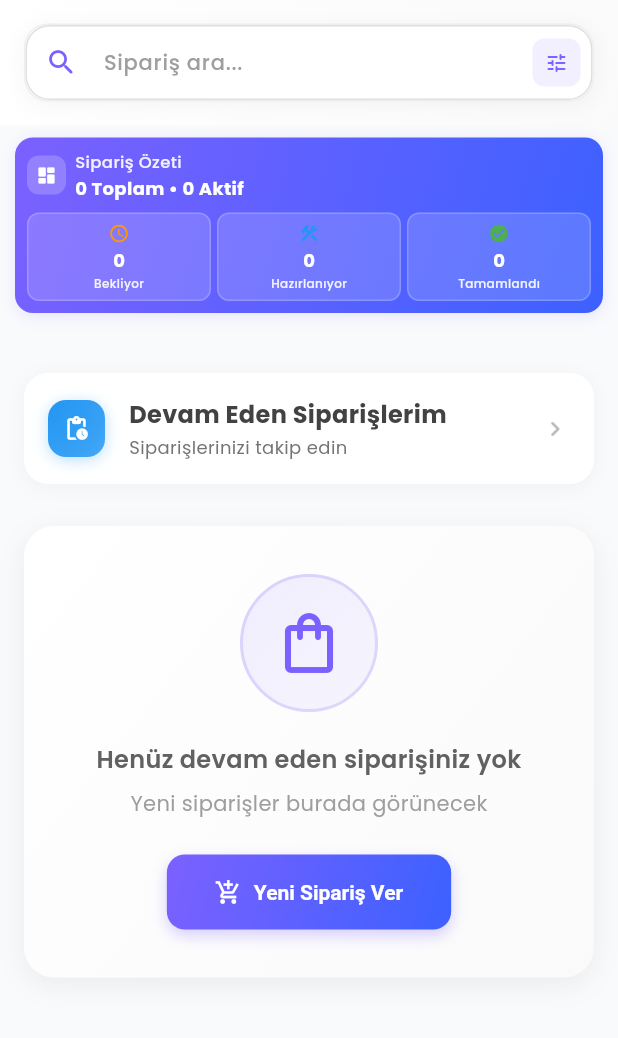
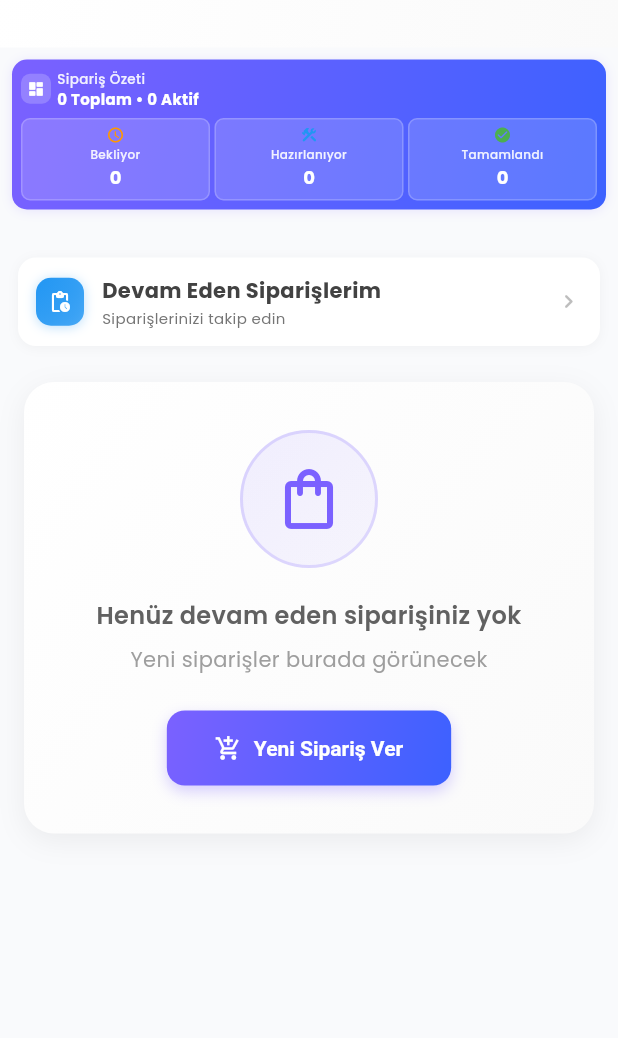
Before and after one commit to Josepharis/siparis, a Flutter app: the CustomerDashboardTab screen opened directly, on a phone screen of 412 x 824 dp, the part 131-1169 px from its top. Run offline on Flutter 3.47's test engine with Material 3 defaults, Android fonts, the phone set to English and light mode, and no system bars; our stand-ins replace cloud_firestore, firebase_auth, firebase_core, firebase_storage, fl_chart, google_fonts and 3 more; accounts and stored records are empty.

Commit message:
feat: Müşteri ekranları kapsamlı responsive düzeltmeleri - Dashboard arama kaldırıldı, sipariş özeti düzeltildi, yakın/uzak butonları kısaltıldı, firmalar arama stabilize edildi, taslak firmalar kaldırıldı, işlemler ve ödemeler sekmesi telefon için optimize edildi

```diff
--- a/lib/customer/screens/tabs/customer_dashboard_tab.dart
+++ b/lib/customer/screens/tabs/customer_dashboard_tab.dart
@@ -221,7 +221,7 @@ class _CustomerDashboardTabState extends State<CustomerDashboardTab> {
                 ),
               ),
 
-              // Arama kutusu ve tarih
+              // Sadece tarih göstergesi
               SliverToBoxAdapter(
                 child: Container(
                   decoration: BoxDecoration(
@@ -273,59 +273,6 @@ class _CustomerDashboardTabState extends State<CustomerDashboardTab> {
                             ),
                           ),
                         ),
-
-                      // Arama kutusu
-                      Container(
-                        height: 52,
-                        decoration: BoxDecoration(
-                          color: Colors.white,
-                          borderRadius: BorderRadius.circular(16),
-                          border: Border.all(color: Colors.grey[200]!),
-                          boxShadow: [
-                            BoxShadow(
-                              color: Colors.black.withOpacity(0.04),
-                              blurRadius: 10,
-                              offset: const Offset(0, 2),
-                            ),
-                          ],
-                        ),
-                        child: TextField(
-                          decoration: InputDecoration(
-                            hintText: 'Sipariş ara...',
-                            border: InputBorder.none,
-                            contentPadding: const EdgeInsets.symmetric(
-                                horizontal: 16, vertical: 16),
-                            prefixIcon: Container(
-                              padding: const EdgeInsets.all(12),
-                              child: Icon(
-                                Icons.search_rounded,
-                                color: AppTheme.primaryColor,
-                                size: 22,
-                              ),
-                            ),
-                            suffixIcon: Container(
-                              padding: const EdgeInsets.all(8),
-                              child: Container(
-                                padding: const EdgeInsets.all(6),
-                                decoration: BoxDecoration(
-                                  color: AppTheme.primaryColor.withOpacity(0.1),
-                                  borderRadius: BorderRadius.circular(8),
-                                ),
-                                child: Icon(
-                                  Icons.tune_rounded,
-                                  color: AppTheme.primaryColor,
-                                  size: 16,
-                                ),
-                              ),
-                            ),
-                            hintStyle: TextStyle(
-                              color: Colors.grey[500],
-                              fontSize: 14,
-                              fontWeight: FontWeight.w500,
-                            ),
-                          ),
-                        ),
-                      ),
                     ],
                   ),
                 ),
@@ -339,6 +286,7 @@ class _CustomerDashboardTabState extends State<CustomerDashboardTab> {
                     waiting: waitingOrders.length,
                     processing: processingOrders.length,
                     completed: completedOrders.length,
+                    processingProducts: processingOrders,
                   ),
                 ),
               ),
@@ -475,20 +423,21 @@ class _CustomerDashboardTabState extends State<CustomerDashboardTab> {
     required int waiting,
     required int processing,
     required int completed,
+    required List<Order> processingProducts,
   }) {
-    final orderProvider = Provider.of<OrderProvider>(context, listen: false);
+    final isSmallScreen = MediaQuery.of(context).size.width < 600;
     final totalOrders = waiting + processing + completed;
     final activeOrders = waiting + processing;
 
     // Hazırlanıyor durumundaki ürünleri al
-    final processingProducts = orderProvider.processingOrders
+    final processingProductsList = processingProducts
         .expand((order) => order.items)
         .map((item) => item.product.name)
         .take(3)
         .toList();
 
     return Container(
-      margin: const EdgeInsets.symmetric(horizontal: 10),
+      margin: EdgeInsets.symmetric(horizontal: isSmallScreen ? 8 : 10),
       decoration: BoxDecoration(
         gradient: LinearGradient(
           begin: Alignment.topLeft,
@@ -498,17 +447,17 @@ class _CustomerDashboardTabState extends State<CustomerDashboardTab> {
             AppTheme.primaryColor.withBlue(255).withRed(60),
           ],
         ),
-        borderRadius: BorderRadius.circular(12),
+        borderRadius: BorderRadius.circular(isSmallScreen ? 10 : 12),
         boxShadow: [
           BoxShadow(
             color: AppTheme.primaryColor.withOpacity(0.15),
-            blurRadius: 8,
-            offset: const Offset(0, 2),
+            blurRadius: isSmallScreen ? 6 : 8,
+            offset: Offset(0, isSmallScreen ? 1 : 2),
           ),
         ],
       ),
       child: Container(
-        padding: const EdgeInsets.all(8),
+        padding: EdgeInsets.all(isSmallScreen ? 6 : 8),
         child: Column(
           mainAxisSize: MainAxisSize.min,
           children: [
@@ -516,18 +465,18 @@ class _CustomerDashboardTabState extends State<CustomerDashboardTab> {
             Row(
               children: [
                 Container(
-                  padding: const EdgeInsets.all(6),
+                  padding: EdgeInsets.all(isSmallScreen ? 4 : 6),
                   decoration: BoxDecoration(
                     color: Colors.white.withOpacity(0.2),
-                    borderRadius: BorderRadius.circular(8),
+                    borderRadius: BorderRadius.circular(isSmallScreen ? 6 : 8),
                   ),
-                  child: const Icon(
+                  child: Icon(
                     Icons.dashboard_rounded,
                     color: Colors.white,
-                    size: 14,
+                    size: isSmallScreen ? 12 : 14,
                   ),
                 ),
-                const SizedBox(width: 6),
+                SizedBox(width: isSmallScreen ? 4 : 6),
                 Expanded(
                   child: Column(
                     crossAxisAlignment: CrossAxisAlignment.start,
@@ -536,16 +485,16 @@ class _CustomerDashboardTabState extends State<CustomerDashboardTab> {
                         'Sipariş Özeti',
                         style: TextStyle(
                           color: Colors.white.withOpacity(0.9),
-                          fontSize: 11,
+                          fontSize: isSmallScreen ? 9 : 11,
                           fontWeight: FontWeight.w500,
                         ),
                       ),
-                      const SizedBox(height: 1),
+                      SizedBox(height: isSmallScreen ? 0 : 1),
                       Text(
                         '$totalOrders Toplam • $activeOrders Aktif',
-                        style: const TextStyle(
+                        style: TextStyle(
                           color: Colors.white,
-                          fontSize: 12,
+                          fontSize: isSmallScreen ? 10 : 12,
                           fontWeight: FontWeight.bold,
                         ),
                       ),
@@ -555,7 +504,7 @@ class _CustomerDashboardTabState extends State<CustomerDashboardTab> {
               ],
             ),
 
-            const SizedBox(height: 8),
+            SizedBox(height: isSmallScreen ? 6 : 8),
 
             // Kompakt durum kartları
             Row(
@@ -566,37 +515,40 @@ class _CustomerDashboardTabState extends State<CustomerDashboardTab> {
                     waiting.toString(),
                     Colors.orange,
                     Icons.schedule_rounded,
+                    isSmallScreen,
                   ),
                 ),
-                const SizedBox(width: 4),
+                SizedBox(width: isSmallScreen ? 3 : 4),
                 Expanded(
                   child: _buildCompactSummaryItem(
                     'Hazırlanıyor',
                     processing.toString(),
                     Colors.blue,
                     Icons.construction_rounded,
+                    isSmallScreen,
                   ),
                 ),
-                const SizedBox(width: 4),
+                SizedBox(width: isSmallScreen ? 3 : 4),
                 Expanded(
                   child: _buildCompactSummaryItem(
                     'Tamamlandı',
                     completed.toString(),
                     Colors.green,
                     Icons.check_circle_rounded,
+                    isSmallScreen,
                   ),
                 ),
               ],
             ),
 
             // Hazırlanıyor ürünleri (varsa)
-            if (processingProducts.isNotEmpty) ...[
-              const SizedBox(height: 8),
+            if (processingProductsList.isNotEmpty) ...[
+              SizedBox(height: isSmallScreen ? 6 : 8),
               Container(
-                padding: const EdgeInsets.all(6),
+                padding: EdgeInsets.all(isSmallScreen ? 4 : 6),
                 decoration: BoxDecoration(
                   color: Colors.white.withOpacity(0.15),
-                  borderRadius: BorderRadius.circular(8),
+                  borderRadius: BorderRadius.circular(isSmallScreen ? 6 : 8),
                   border: Border.all(
                     color: Colors.white.withOpacity(0.2),
                   ),
@@ -609,36 +561,38 @@ class _CustomerDashboardTabState extends State<CustomerDashboardTab> {
                         Icon(
                           Icons.construction_rounded,
                           color: Colors.white.withOpacity(0.9),
-                          size: 12,
+                          size: isSmallScreen ? 10 : 12,
                         ),
-                        const SizedBox(width: 3),
+                        SizedBox(width: isSmallScreen ? 2 : 3),
                         Text(
                           'Şu an hazırlanıyor:',
                           style: TextStyle(
                             color: Colors.white.withOpacity(0.9),
-                            fontSize: 10,
+                            fontSize: isSmallScreen ? 8 : 10,
                             fontWeight: FontWeight.w600,
                           ),
                         ),
                       ],
                     ),
-                    const SizedBox(height: 4),
+                    SizedBox(height: isSmallScreen ? 3 : 4),
                     Wrap(
-                      spacing: 3,
-                      runSpacing: 3,
-                      children: processingProducts
+                      spacing: isSmallScreen ? 2 : 3,
+                      runSpacing: isSmallScreen ? 2 : 3,
+                      children: processingProductsList
                           .map((product) => Container(
-                                padding: const EdgeInsets.symmetric(
-                                    horizontal: 4, vertical: 2),
+                                padding: EdgeInsets.symmetric(
+                                    horizontal: isSmallScreen ? 3 : 4,
+                                    vertical: isSmallScreen ? 1 : 2),
                                 decoration: BoxDecoration(
                                   color: Colors.white.withOpacity(0.2),
-                                  borderRadius: BorderRadius.circular(4),
+                                  borderRadius: BorderRadius.circular(
+                                      isSmallScreen ? 3 : 4),
                                 ),
                                 child: Text(
                                   product,
-                                  style: const TextStyle(
+                                  style: TextStyle(
                                     color: Colors.white,
-                                    fontSize: 9,
+                                    fontSize: isSmallScreen ? 7 : 9,
                                     fontWeight: FontWeight.w500,
                                   ),
                                 ),
@@ -655,44 +609,78 @@ class _CustomerDashboardTabState extends State<CustomerDashboardTab> {
     );
   }
 
-  Widget _buildCompactSummaryItem(
-      String title, String count, Color color, IconData icon) {
+  Widget _buildCompactSummaryItem(String title, String count, Color color,
+      IconData icon, bool isSmallScreen) {
     return Container(
-      padding: const EdgeInsets.symmetric(vertical: 6, horizontal: 4),
+      padding: EdgeInsets.symmetric(
+          vertical: isSmallScreen ? 4 : 6, horizontal: isSmallScreen ? 2 : 4),
       decoration: BoxDecoration(
         color: Colors.white.withOpacity(0.15),
-        borderRadius: BorderRadius.circular(8),
+        borderRadius: BorderRadius.circular(isSmallScreen ? 6 : 8),
         border: Border.all(
           color: Colors.white.withOpacity(0.2),
           width: 1,
         ),
       ),
       child: Column(
-        mainAxisSize: MainAxisSize.min,
         children: [
           Icon(
             icon,
             color: color,
-            size: 14,
+            size: isSmallScreen ? 12 : 14,
           ),
-          const SizedBox(height: 2),
-          Text(
-            count,
-            style: const TextStyle(
-              fontSize: 12,
-              fontWeight: FontWeight.bold,
-              color: Colors.white,
-            ),
-          ),
-          const SizedBox(height: 1),
+          SizedBox(height: isSmallScreen ? 1 : 2),
           Text(
             title,
             style: TextStyle(
-              fontSize: 8,
               color: Colors.white.withOpacity(0.9),
+              fontSize: isSmallScreen ? 8 : 10,
               fontWeight: FontWeight.w500,
             ),
+            textAlign: TextAlign.center,
+            maxLines: 1,
+            overflow: TextOverflow.ellipsis,
           ),
+          SizedBox(height: isSmallScreen ? 2 : 4),
+          Text(
+            count,
+            style: TextStyle(
+              color: Colors.white,
+              fontSize: isSmallScreen ? 12 : 16,
+              fontWeight: FontWeight.bold,
+            ),
+          ),
+          SizedBox(height: isSmallScreen ? 2 : 4),
+
+          // Progress bar oranı hesapla (basit örnek)
+          if (count != '0') ...[
+            Builder(
+              builder: (context) {
+                final totalItems = int.tryParse(count) ?? 0;
+                final percentage =
+                    totalItems > 0 ? (totalItems / 10).clamp(0.0, 1.0) : 0.0;
+
+                return Container(
+                  height: isSmallScreen ? 2 : 4,
+                  decoration: BoxDecoration(
+                    color: Colors.white.withOpacity(0.2),
+                    borderRadius: BorderRadius.circular(isSmallScreen ? 1 : 2),
+                  ),
+                  child: FractionallySizedBox(
+                    alignment: Alignment.centerLeft,
+                    widthFactor: percentage,
+                    child: Container(
+                      decoration: BoxDecoration(
+                        color: color,
+                        borderRadius:
+                            BorderRadius.circular(isSmallScreen ? 1 : 2),
+                      ),
+                    ),
+                  ),
+                );
+              },
+            ),
+          ],
         ],
       ),
     );
@@ -778,24 +766,30 @@ class _CustomerDashboardTabState extends State<CustomerDashboardTab> {
 
   Widget _buildSectionTitle(String title, IconData icon, Color color,
       {bool showSortOptions = false}) {
+    final isSmallScreen = MediaQuery.of(context).size.width < 600;
+
     return Container(
-      margin: const EdgeInsets.fromLTRB(16, 24, 16, 12),
-      padding: const EdgeInsets.all(16),
+      margin: EdgeInsets.fromLTRB(
+          isSmallScreen ? 12 : 16,
+          isSmallScreen ? 16 : 24,
+          isSmallScreen ? 12 : 16,
+          isSmallScreen ? 8 : 12),
+      padding: EdgeInsets.all(isSmallScreen ? 12 : 16),
       decoration: BoxDecoration(
         color: Colors.white,
-        borderRadius: BorderRadius.circular(16),
+        borderRadius: BorderRadius.circular(isSmallScreen ? 12 : 16),
         boxShadow: [
           BoxShadow(
             color: Colors.black.withOpacity(0.04),
-            blurRadius: 10,
-            offset: const Offset(0, 2),
+            blurRadius: isSmallScreen ? 6 : 10,
+            offset: Offset(0, isSmallScreen ? 1 : 2),
           ),
         ],
       ),
       child: Row(
         children: [
           Container(
-            padding: const EdgeInsets.all(10),
+            padding: EdgeInsets.all(isSmallScreen ? 8 : 10),
             decoration: BoxDecoration(
               gradient: LinearGradient(
                 begin: Alignment.topLeft,
@@ -805,18 +799,19 @@ class _CustomerDashboardTabState extends State<CustomerDashboardTab> {
                   color.withOpacity(0.8),
                 ],
               ),
-              borderRadius: BorderRadius.circular(12),
+              borderRadius: BorderRadius.circular(isSmallScreen ? 10 : 12),
               boxShadow: [
                 BoxShadow(
                   color: color.withOpacity(0.3),
-                  blurRadius: 8,
-                  offset: const Offset(0, 2),
+                  blurRadius: isSmallScreen ? 6 : 8,
+                  offset: Offset(0, isSmallScreen ? 1 : 2),
                 ),
               ],
             ),
-            child: Icon(icon, color: Colors.white, size: 18),
+            child:
+                Icon(icon, color: Colors.white, size: isSmallScreen ? 16 : 18),
           ),
-          const SizedBox(width: 16),
+          SizedBox(width: isSmallScreen ? 12 : 16),
           Expanded(
             child: Column(
               crossAxisAlignment: CrossAxisAlignment.start,
@@ -824,16 +819,16 @@ class _CustomerDashboardTabState extends State<CustomerDashboardTab> {
                 Text(
                   title,
                   style: TextStyle(
-                    fontSize: 16,
+                    fontSize: isSmallScreen ? 14 : 16,
                     fontWeight: FontWeight.bold,
                     color: Colors.grey[800],
                   ),
                 ),
-                const SizedBox(height: 2),
+                SizedBox(height: isSmallScreen ? 1 : 2),
                 Text(
                   'Siparişlerinizi takip edin',
                   style: TextStyle(
-                    fontSize: 12,
+                    fontSize: isSmallScreen ? 10 : 12,
                     color: Colors.grey[600],
                   ),
                 ),
@@ -843,10 +838,12 @@ class _CustomerDashboardTabState extends State<CustomerDashboardTab> {
           if (showSortOptions) ...[
             // Kompakt sıralama dropdown'ı
             Container(
-              padding: const EdgeInsets.symmetric(horizontal: 8, vertical: 6),
+              padding: EdgeInsets.symmetric(
+                  horizontal: isSmallScreen ? 6 : 8,
+                  vertical: isSmallScreen ? 4 : 6),
               decoration: BoxDecoration(
                 color: AppTheme.primaryColor.withOpacity(0.05),
-                borderRadius: BorderRadius.circular(8),
+                borderRadius: BorderRadius.circular(isSmallScreen ? 6 : 8),
                 border: Border.all(
                   color: AppTheme.primaryColor.withOpacity(0.2),
                 ),
@@ -858,15 +855,15 @@ class _CustomerDashboardTabState extends State<CustomerDashboardTab> {
                   icon: Icon(
                     Icons.sort_rounded,
                     color: AppTheme.primaryColor,
-                    size: 16,
+                    size: isSmallScreen ? 14 : 16,
                   ),
                   style: TextStyle(
-                    fontSize: 11,
+                    fontSize: isSmallScreen ? 10 : 11,
                     fontWeight: FontWeight.w500,
                     color: AppTheme.primaryColor,
                   ),
                   dropdownColor: Colors.white,
-                  borderRadius: BorderRadius.circular(12),
+                  borderRadius: BorderRadius.circular(isSmallScreen ? 10 : 12),
                   elevation: 8,
                   onChanged: (String? newValue) {
                     if (newValue != null) {
@@ -883,11 +880,11 @@ class _CustomerDashboardTabState extends State<CustomerDashboardTab> {
                         children: [
                           Icon(
                             Icons.schedule_rounded,
-                            size: 14,
+                            size: isSmallScreen ? 12 : 14,
                             color: Colors.orange[600],
                           ),
-                          const SizedBox(width: 6),
-                          const Text('Yakın Teslimat'),
+                          SizedBox(width: isSmallScreen ? 4 : 6),
+                          const Text('Yakın'),
                         ],
                       ),
                     ),
@@ -898,11 +895,11 @@ class _CustomerDashboardTabState extends State<CustomerDashboardTab> {
                         children: [
                           Icon(
                             Icons.event_rounded,
-                            size: 14,
+                            size: isSmallScreen ? 12 : 14,
                             color: Colors.purple[600],
                           ),
-                          const SizedBox(width: 6),
-                          const Text('Uzak Teslimat'),
+                          SizedBox(width: isSmallScreen ? 4 : 6),
+                          const Text('Uzak'),
                         ],
                       ),
                     ),
@@ -914,7 +911,7 @@ class _CustomerDashboardTabState extends State<CustomerDashboardTab> {
             Icon(
               Icons.chevron_right_rounded,
               color: Colors.grey[400],
-              size: 20,
+              size: isSmallScreen ? 18 : 20,
             ),
         ],
       ),
```
Also changed, not shown: lib/customer/screens/tabs/customer_companies_tab.dart (+17 -51 lines), lib/customer/screens/transactions_screen.dart (+144 -107 lines).
